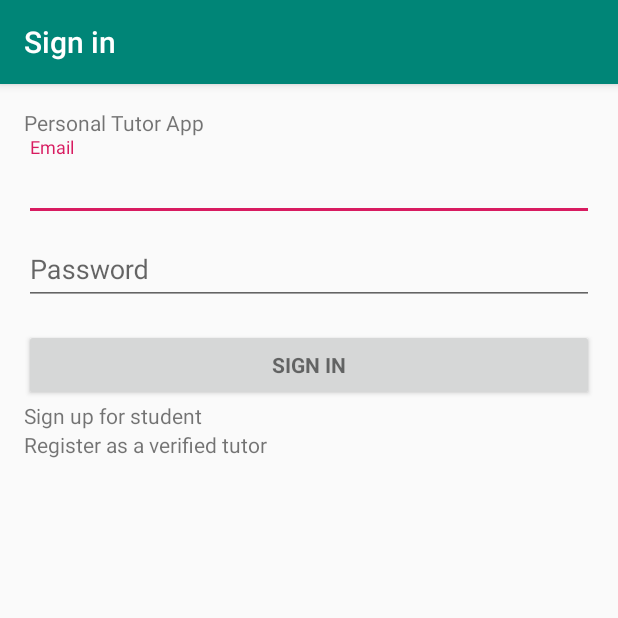
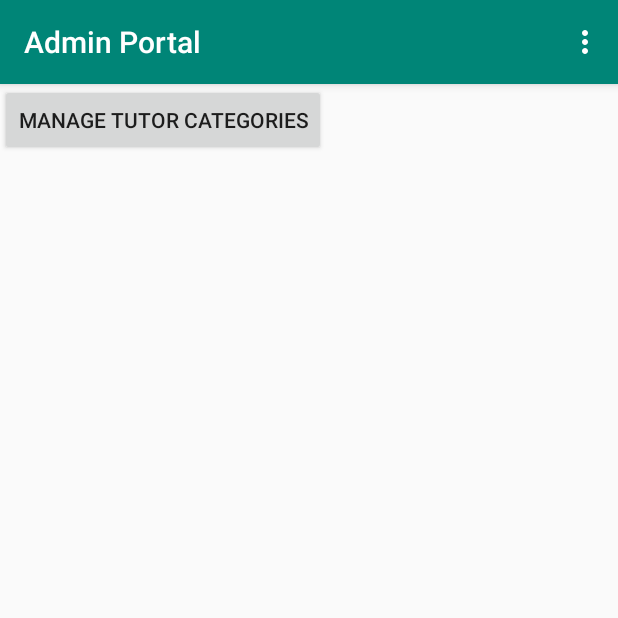
Before and after one commit to SteedZH/Android, an Android app: the screen it shows after launch (LoginActivity before the commit, AdminMainActivity after it), on a phone screen of 412 x 824 dp, the top half of it. Run offline under Robolectric (Android 15) with nearby library versions, the phone set to English and light mode, and no system bars.

Commit message:
Created Admin Portal UI

```diff
--- /dev/null
+++ b/app/app/src/main/java/com/example/comp6239/AdminMainActivity.java
@@ -0,0 +1,61 @@
+package com.example.comp6239;
+
+import android.content.Intent;
+import android.support.v7.app.AppCompatActivity;
+import android.os.Bundle;
+import android.view.Menu;
+import android.view.MenuInflater;
+import android.view.MenuItem;
+import android.view.View;
+import android.widget.Toast;
+
+import java.util.List;
+
+public class AdminMainActivity extends AppCompatActivity {
+
+    private String username;
+    private List<Tutor> tutorRequests;
+
+    @Override
+    protected void onCreate(Bundle savedInstanceState) {
+        super.onCreate(savedInstanceState);
+        setContentView(R.layout.activity_admin_main);
+
+        username = "TO BE COMPLETED";
+    }
+
+    @Override
+    public boolean onCreateOptionsMenu(Menu menu) {
+        MenuInflater inflater = getMenuInflater();
+        inflater.inflate(R.menu.menu_admin_main, menu);
+        MenuItem btnLogout = menu.findItem(R.id.menuLogout);
+        btnLogout.setTitle(getResources().getString(R.string.action_logout) + " (" + username + ")");
+        return true;
+    }
+
+    @Override
+    public boolean onOptionsItemSelected(MenuItem item) {
+        switch (item.getItemId()) {
+            // action with ID action_refresh was selected
+            case R.id.menuManageCategory:
+                Toast.makeText(this, "\"Manage Category\" selected", Toast.LENGTH_SHORT).show();
+                break;
+            // action with ID action_settings was selected
+            case R.id.menuLogout:
+                logout();
+                break;
+            default:
+                break;
+        }
+
+        return true;
+    }
+
+    public void logout() {
+        Intent intent = new Intent(AdminMainActivity.this, LoginActivity.class);
+        startActivity(intent);
+        finish();
+    }
+
+
+}
--- a/app/app/src/main/java/com/example/comp6239/LoginActivity.java
+++ b/app/app/src/main/java/com/example/comp6239/LoginActivity.java
@@ -344,6 +344,8 @@ public class LoginActivity extends AppCompatActivity implements LoaderCallbacks<
             showProgress(false);
 
             if (success) {
+                Intent intent = new Intent(LoginActivity.this, AdminMainActivity.class);
+                startActivity(intent);
                 finish();
             } else {
                 mPasswordView.setError(getString(R.string.error_incorrect_password));
--- a/app/app/src/main/java/com/example/comp6239/StudentRegisterActivity.java
+++ b/app/app/src/main/java/com/example/comp6239/StudentRegisterActivity.java
@@ -17,16 +17,18 @@ public class StudentRegisterActivity extends AppCompatActivity {
         assert actionBar != null;
         actionBar.setDisplayHomeAsUpEnabled(true);
         actionBar.setHomeButtonEnabled(true);
-
     }
 
     @Override
     public boolean onOptionsItemSelected(MenuItem menuItem) {
         switch (menuItem.getItemId()) {
             case android.R.id.home:
+                /*
                 Intent homeIntent = new Intent(this, LoginActivity.class);
                 homeIntent.addFlags(Intent.FLAG_ACTIVITY_CLEAR_TOP);
                 startActivity(homeIntent);
+                */
+                finish();
                 return true;
         }
         return (super.onOptionsItemSelected(menuItem));
--- /dev/null
+++ b/app/app/src/main/res/layout/activity_admin_main.xml
@@ -0,0 +1,16 @@
+<?xml version="1.0" encoding="utf-8"?>
+<LinearLayout xmlns:android="http://schemas.android.com/apk/res/android"
+    xmlns:app="http://schemas.android.com/apk/res-auto"
+    xmlns:tools="http://schemas.android.com/tools"
+    android:layout_width="match_parent"
+    android:layout_height="match_parent"
+    android:orientation="vertical"
+    tools:context=".AdminMainActivity">
+
+    <Button
+        android:text="@string/action_manage_category"
+        android:onClick="manageCategory"
+        android:layout_width="wrap_content"
+        android:layout_height="wrap_content" />
+
+</LinearLayout>
--- /dev/null
+++ b/app/app/src/main/res/menu/menu_admin_main.xml
@@ -0,0 +1,13 @@
+<menu xmlns:android="http://schemas.android.com/apk/res/android" >
+
+    <item
+        android:id="@+id/menuManageCategory"
+        android:title="@string/action_manage_category">
+    </item>
+
+    <item
+        android:id="@+id/menuLogout"
+        android:title="@string/action_logout">
+    </item>
+
+</menu>
--- a/app/app/src/main/res/values/strings.xml
+++ b/app/app/src/main/res/values/strings.xml
@@ -33,6 +33,11 @@
     <string name="prompt_education">Education</string>
     <string name="title_activity_main">MainActivity</string>
 
+    <!-- Strings related to Admin Main -->
+    <string name="title_admin_portal">Admin Portal</string>
+    <string name="action_logout">Logout</string>
+    <string name="action_manage_category">Manage Tutor Categories</string>
+
 
     <string-array name="education_array">
         <item>Primary School</item>
```
Also changed, not shown: app/app/src/main/AndroidManifest.xml (+12 -9 lines), app/app/src/main/java/com/example/comp6239/AppConfigs.java (added, +12 -0 lines), app/app/src/main/java/com/example/comp6239/Subject.java (added, +17 -0 lines), app/app/src/main/java/com/example/comp6239/Tutor.java (added, +22 -0 lines), app/app/src/main/java/com/example/comp6239/TutorRegisterActivity.java (+23 -0 lines).
